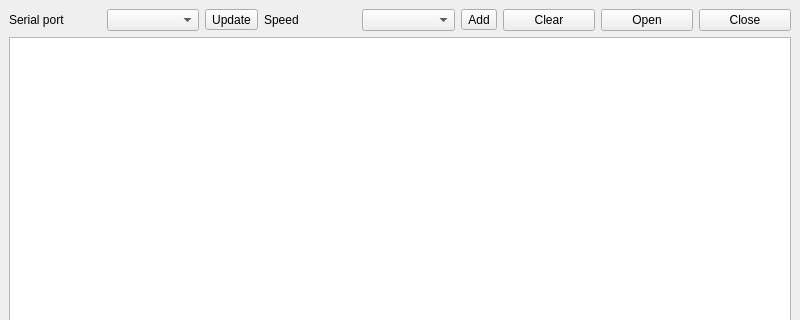
The window that src/mainwindow.ui (Gamasych/SerialReader) describes before a commit, drawn with Qt 5; both pictures show x 0 to 800 and y 0 to 320 of the 800 by 600 pixel window.
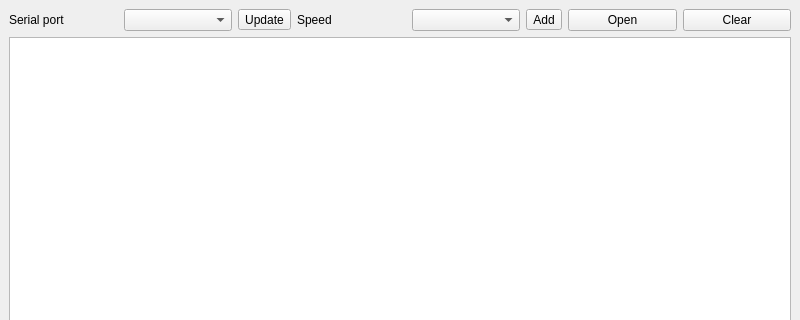
The same window after the commit.

Diff of the .ui file:
```diff
--- a/src/mainwindow.ui
+++ b/src/mainwindow.ui
@@ -42,7 +42,11 @@
        </widget>
       </item>
       <item>
-       <widget class="QComboBox" name="cbSpeed"/>
+       <widget class="QComboBox" name="cbSpeed">
+        <property name="insertPolicy">
+         <enum>QComboBox::InsertAlphabetically</enum>
+        </property>
+       </widget>
       </item>
       <item>
        <widget class="QToolButton" name="tbAdd">
@@ -51,13 +55,6 @@
         </property>
        </widget>
       </item>
-      <item>
-       <widget class="QPushButton" name="pbClear">
-        <property name="text">
-         <string>Clear</string>
-        </property>
-       </widget>
-      </item>
       <item>
        <widget class="QPushButton" name="pbOpen">
         <property name="text">
@@ -66,9 +63,9 @@
        </widget>
       </item>
       <item>
-       <widget class="QPushButton" name="pbClose">
+       <widget class="QPushButton" name="pbClear">
         <property name="text">
-         <string>Close</string>
+         <string>Clear</string>
         </property>
        </widget>
       </item>
```
